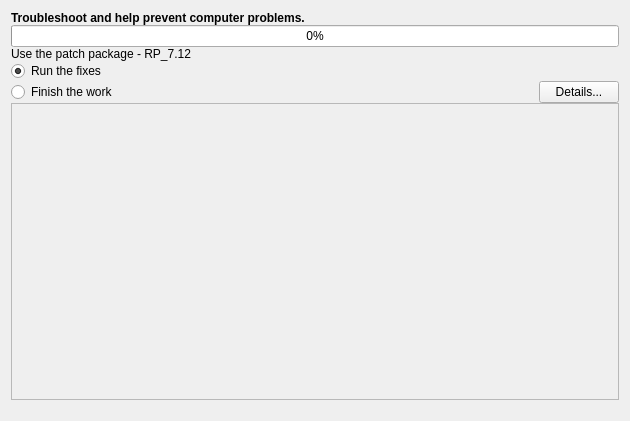
august-alt/alt-diagnostic-tool, file src/app/checkwizardpage.ui: the form before one commit.
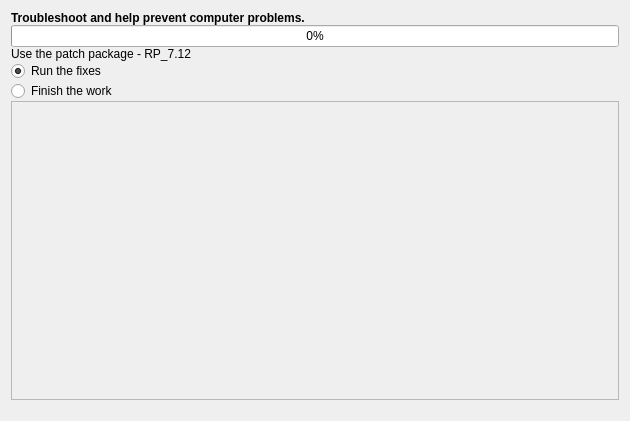
The form after the commit.

Commit message: feat: add details button for all resolvers

Patch:
```diff
--- a/src/app/checkwizardpage.ui
+++ b/src/app/checkwizardpage.ui
@@ -130,8 +130,8 @@
                  <rect>
                   <x>0</x>
                   <y>0</y>
-                  <width>608</width>
-                  <height>281</height>
+                  <width>610</width>
+                  <height>286</height>
                  </rect>
                 </property>
                </widget>
@@ -210,22 +210,6 @@
         </property>
        </widget>
       </item>
-      <item row="6" column="1">
-       <widget class="QPushButton" name="detailsPushButton">
-        <property name="sizePolicy">
-         <sizepolicy hsizetype="Maximum" vsizetype="Fixed">
-          <horstretch>0</horstretch>
-          <verstretch>0</verstretch>
-         </sizepolicy>
-        </property>
-        <property name="layoutDirection">
-         <enum>Qt::RightToLeft</enum>
-        </property>
-        <property name="text">
-         <string>Details...</string>
-        </property>
-       </widget>
-      </item>
      </layout>
     </widget>
    </item>
```
Left out of the diff: 4 changed lines with no effect on the pictures. The commit also changes 7 other files.
